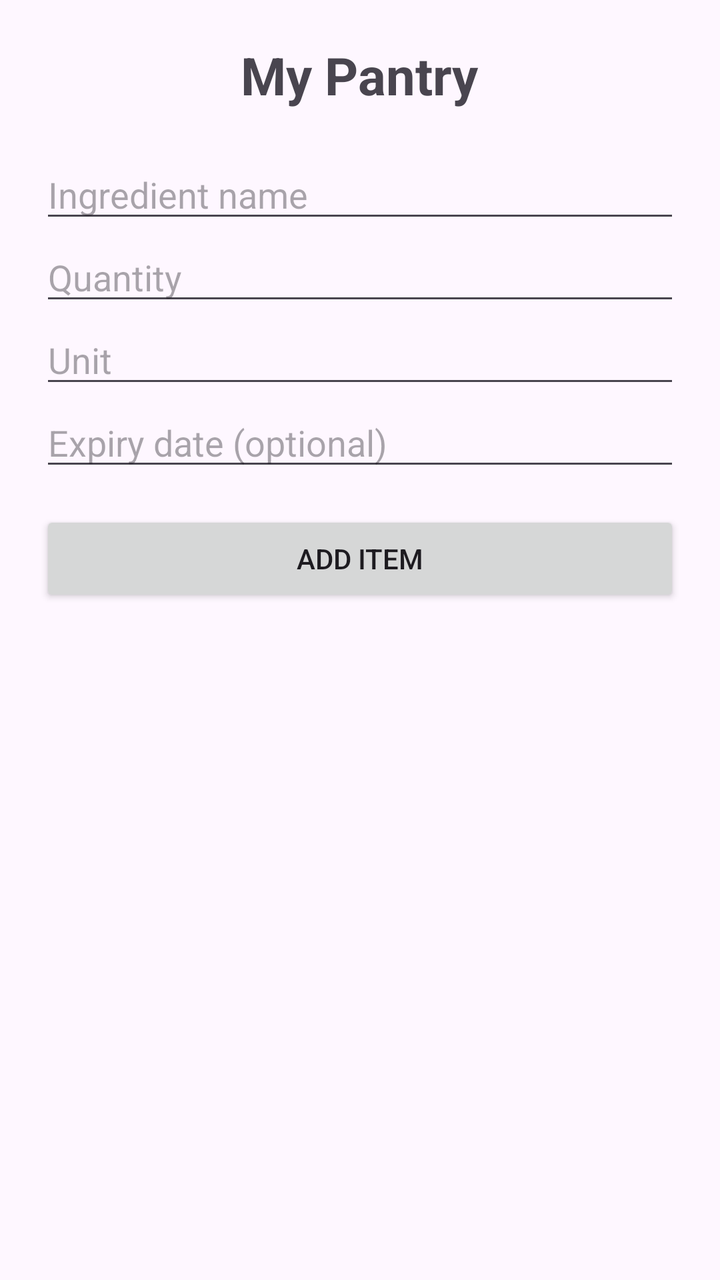
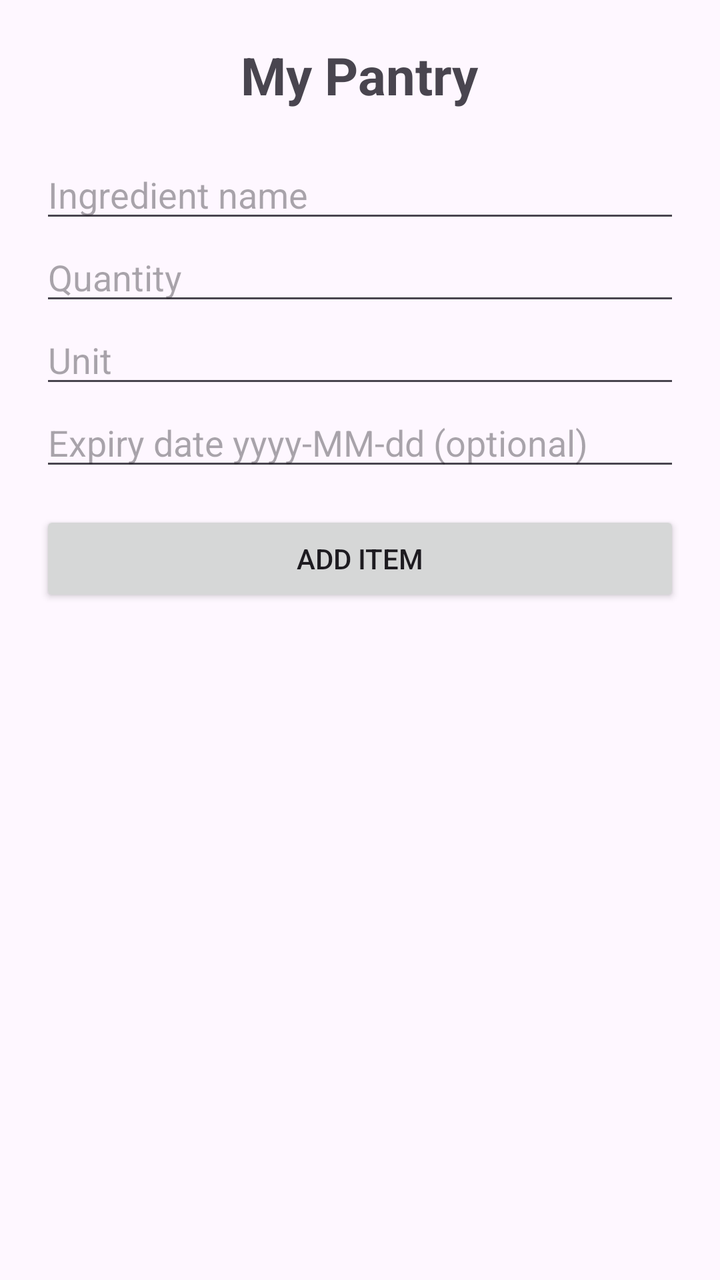

Two renders of the same Android screen: before a commit and after it. Below are the layout's source before the change and the commit's diff.
<!-- AndroidManifest.xml: application theme Theme.MobileApp700 -->
<!-- res/layout/activity_pantry.xml -->
<?xml version="1.0" encoding="utf-8"?>
<LinearLayout
    xmlns:android="http://schemas.android.com/apk/res/android"
    android:layout_width="match_parent"
    android:layout_height="match_parent"
    android:orientation="vertical"
    android:padding="20dp">

    
    <TextView
        android:layout_width="wrap_content"
        android:layout_height="wrap_content"
        android:text="My Pantry"
        android:textSize="26sp"
        android:textStyle="bold"
        android:layout_gravity="center_horizontal"
        android:layout_marginBottom="20dp" />

    
    <EditText
        android:id="@+id/txtIngredient"
        android:layout_width="match_parent"
        android:layout_height="wrap_content"
        android:hint="Ingredient name" />

    
    <EditText
        android:id="@+id/txtQuantity"
        android:layout_width="match_parent"
        android:layout_height="wrap_content"
        android:hint="Quantity"
        android:inputType="numberDecimal" />

    
    <EditText
        android:id="@+id/txtUnit"
        android:layout_width="match_parent"
        android:layout_height="wrap_content"
        android:hint="Unit" />

    
    <EditText
        android:id="@+id/txtExpiryDate"
        android:layout_width="match_parent"
        android:layout_height="wrap_content"
        android:hint="Expiry date (optional)" />

    
    <Button
        android:id="@+id/btnAdd"
        android:layout_width="match_parent"
        android:layout_height="wrap_content"
        android:text="Add Item"
        android:layout_marginTop="15dp" />

    
    <ListView
        android:id="@+id/listPantry"
        android:layout_width="match_parent"
        android:layout_height="0dp"
        android:layout_weight="1"
        android:layout_marginTop="15dp" />

</LinearLayout>
<!-- resources referenced by this layout -->
<resources>
  <style name="Theme.MobileApp700" parent="Base.Theme.MobileApp700" />
  <style name="Base.Theme.MobileApp700" parent="Theme.Material3.DayNight.NoActionBar">
          
          
      </style>
</resources>

<!-- the commit's change to res/layout/activity_pantry.xml (unified diff, before → after) -->
@@ -43,7 +43,7 @@
         android:id="@+id/txtExpiryDate"
         android:layout_width="match_parent"
         android:layout_height="wrap_content"
-        android:hint="Expiry date (optional)" />
+        android:hint="Expiry date yyyy-MM-dd (optional)" />
 
     
     <Button
